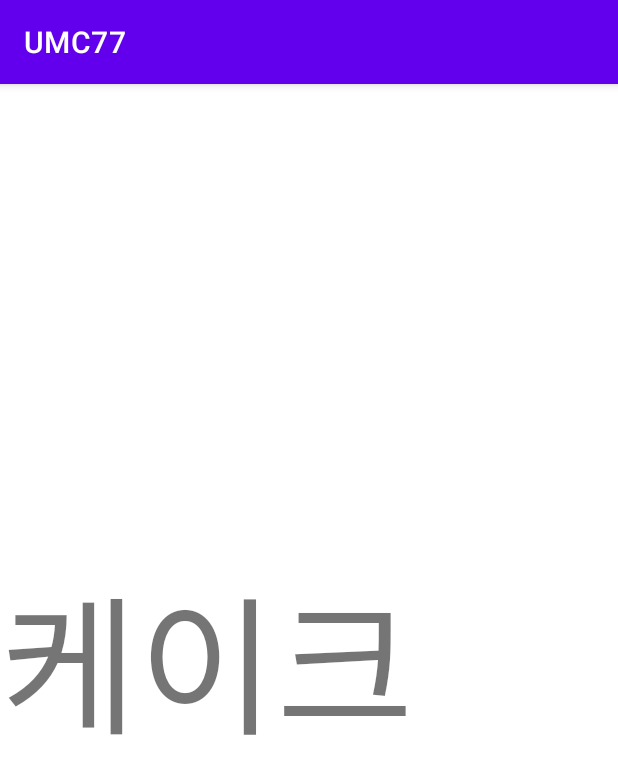
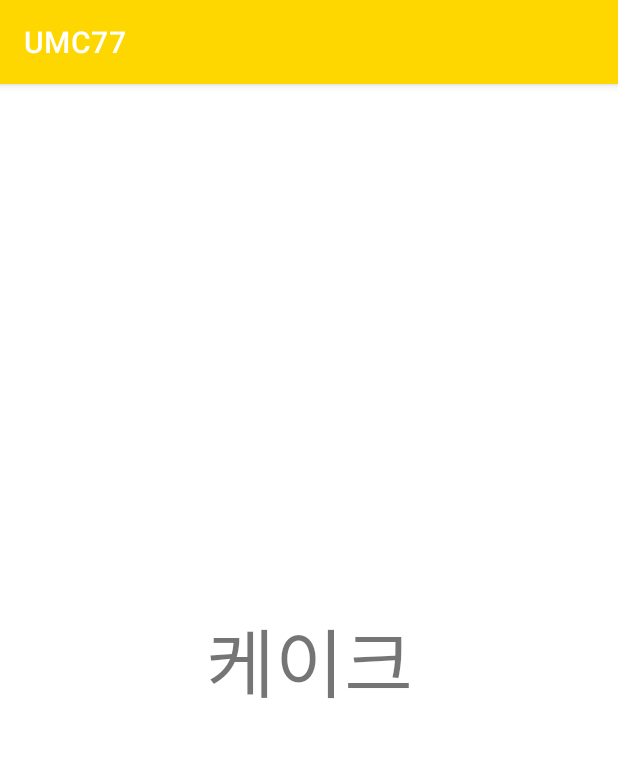
Before and after one commit to UMC77/APP_Android, an Android app: the CakeActivity screen opened directly, with no data from a screen before it, on a phone screen of 412 x 824 dp. Shown: the top 774 px of the screen. Run offline under Robolectric (Android 15) with nearby library versions, the phone set to English and light mode, and no system bars.

Commit message:
메뉴 만드는 중v.5

```diff
--- a/app/src/main/AndroidManifest.xml
+++ b/app/src/main/AndroidManifest.xml
@@ -23,6 +23,12 @@
             android:name=".VeganActivity"
             android:exported="false" />
         <activity
+            android:name=".DonutActivity"
+            android:exported="false" />
+        <activity
+            android:name=".BreadActivity"
+            android:exported="false" />
+        <activity
             android:name=".MainActivity"
             android:exported="true">
             <intent-filter>
--- a/app/src/main/res/layout/activity_cake.xml
+++ b/app/src/main/res/layout/activity_cake.xml
@@ -10,9 +10,12 @@
         android:layout_width="wrap_content"
         android:layout_height="wrap_content"
         android:text="케이크"
-        android:textSize="100dp"
+        android:textSize="50sp"
+        android:fontFamily="@font/nanum"
+        android:includeFontPadding="false"
         app:layout_constraintBottom_toBottomOf="parent"
         app:layout_constraintTop_toTopOf="parent"
-        app:layout_constraintStart_toStartOf="parent"/>
+        app:layout_constraintStart_toStartOf="parent"
+        app:layout_constraintEnd_toEndOf="parent"/>
 
 </androidx.constraintlayout.widget.ConstraintLayout>
--- a/app/src/main/res/layout/activity_main.xml
+++ b/app/src/main/res/layout/activity_main.xml
@@ -18,9 +18,9 @@
         android:includeFontPadding="false"
         android:textStyle="bold"
         android:layout_marginStart="50dp"
-        android:layout_marginBottom="550dp"
+        android:layout_marginBottom="50dp"
         app:layout_constraintStart_toStartOf="parent"
-        app:layout_constraintBottom_toBottomOf="parent"
+        app:layout_constraintBottom_toTopOf="@+id/menu_vegan_iv"
         tools:ignore="MissingConstraints" />
 
     //메뉴1 - 비건
--- a/app/src/main/res/values/themes.xml
+++ b/app/src/main/res/values/themes.xml
@@ -2,8 +2,8 @@
     <!-- Base application theme. -->
     <style name="Theme.UMC77" parent="Theme.MaterialComponents.DayNight.DarkActionBar">
         <!-- Primary brand color. -->
-        <item name="colorPrimary">@color/purple_500</item>
-        <item name="colorPrimaryVariant">@color/purple_700</item>
+        <item name="colorPrimary">#FFD700</item>
+        <item name="colorPrimaryVariant">#DAA520</item>
         <item name="colorOnPrimary">@color/white</item>
         <!-- Secondary brand color. -->
         <item name="colorSecondary">@color/teal_200</item>
```
Also changed, not shown: app/src/main/java/com/example/umc77/BreadActivity.kt (added, +11 -0 lines), app/src/main/java/com/example/umc77/DonutActivity.kt (added, +11 -0 lines), app/src/main/java/com/example/umc77/MainActivity.kt (+12 -0 lines), app/src/main/res/layout/activity_bread.xml (added, +21 -0 lines), app/src/main/res/layout/activity_donut.xml (added, +21 -0 lines), app/src/main/res/layout/activity_vegan.xml (+5 -2 lines). Lines whose indentation alone changed are shown as unchanged.
